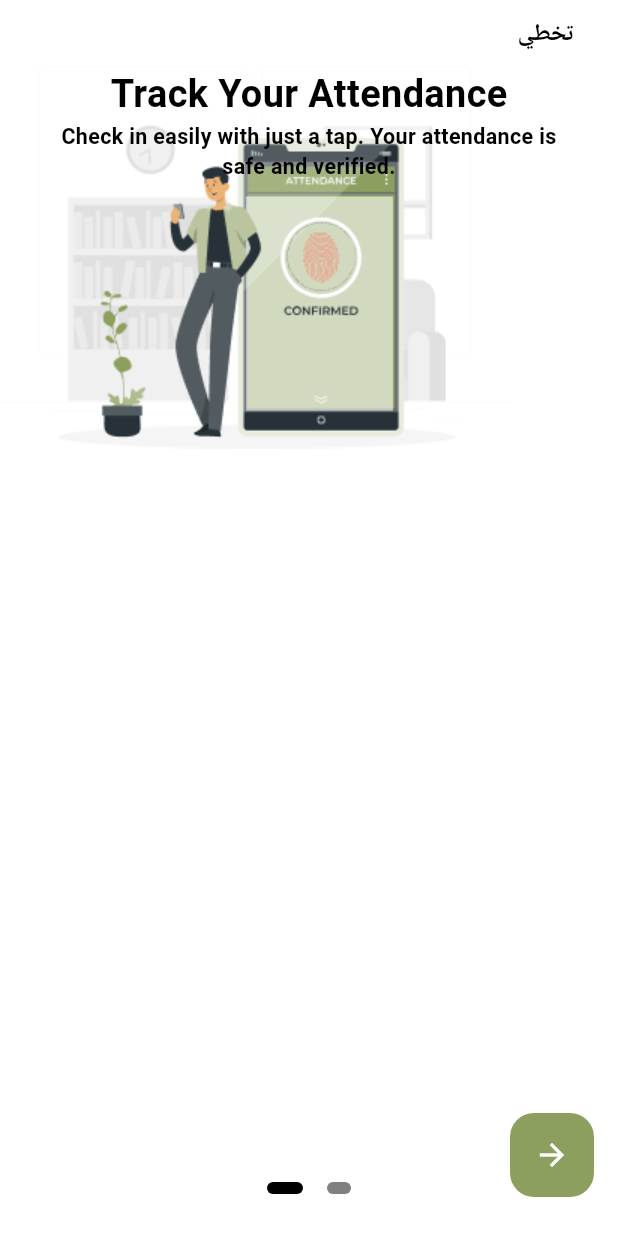
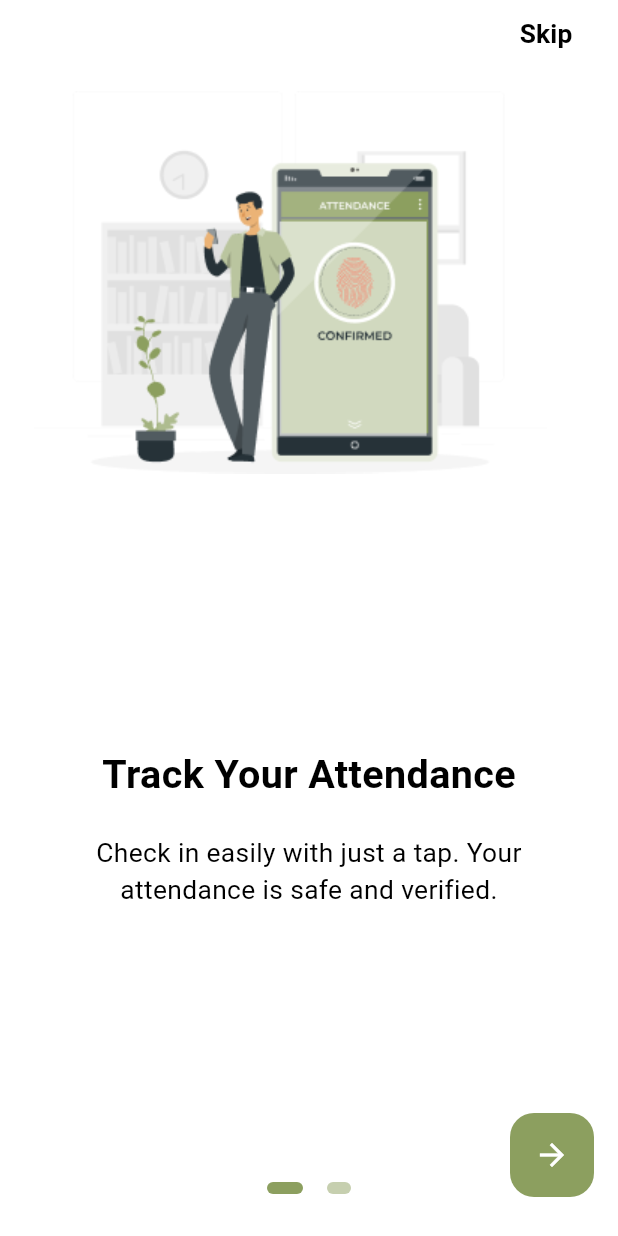
Before and after one commit to He9sham/Hodorak, a Flutter app: the screen it shows after launch, on a phone screen of 412 x 824 dp. Run offline on Flutter 3.47's test engine with Material 3 defaults, Android fonts, the phone set to English and light mode, and no system bars; drawn by our look-alikes of flutter_onboarding_slider; our stand-ins replace animated_splash_screen, connectivity_plus, firebase_core, firebase_messaging, flutter_riverpod, flutter_screenutil and 10 more; accounts and stored records are empty; Roboto replaces fonts that are missing (Cairo).

Commit message:
Enhance onboarding experience and update splash screen navigation
- Added flutter_screenutil dependency for responsive design.
- Updated onboarding slider text to English for better accessibility.
- Adjusted button styles and layout in onboarding view for improved user experience.
- Modified splash screen to navigate directly to the onboarding view, streamlining the initial user experience.

```diff
--- a/lib/features/onboarding/onboarding_view.dart
+++ b/lib/features/onboarding/onboarding_view.dart
@@ -1,6 +1,8 @@
 import 'package:flutter/material.dart';
 import 'package:flutter_onboarding_slider/flutter_onboarding_slider.dart';
+import 'package:flutter_screenutil/flutter_screenutil.dart';
 import 'package:hodorak/core/helper/extensions.dart';
+import 'package:hodorak/core/helper/spacing.dart';
 import 'package:hodorak/core/services/service_locator.dart';
 import 'package:hodorak/core/theming/colors_manger.dart';
 import 'package:hodorak/core/utils/routes.dart';
@@ -22,7 +24,7 @@ class _OnboardingViewState extends State<OnboardingView> {
   @override
   Widget build(BuildContext context) {
     return OnBoardingSlider(
-      finishButtonText: 'ابدأ الان',
+      finishButtonText: 'Start Now',
       onFinish: () async {
         await _completeOnboarding();
         if (mounted) {
@@ -34,12 +36,12 @@ class _OnboardingViewState extends State<OnboardingView> {
         shape: RoundedRectangleBorder(borderRadius: BorderRadius.circular(16)),
         backgroundColor: ColorsManager.buttonColor,
       ),
-      skipTextButton: const Text(
-        'تخطي',
+      skipTextButton: Text(
+        'Skip',
         style: TextStyle(
-          fontSize: 16,
+          fontSize: 16.sp,
           color: Colors.black,
-          fontWeight: FontWeight.w600,
+          fontWeight: FontWeight.bold,
         ),
       ),
       skipFunctionOverride: () async {
@@ -49,18 +51,22 @@ class _OnboardingViewState extends State<OnboardingView> {
           context.pushNamed(Routes.loginScreen);
         }
       },
-      controllerColor: Colors.black,
+      controllerColor: Color(0xff8C9F5F),
       totalPage: 2,
       headerBackgroundColor: Colors.white,
       pageBackgroundColor: Colors.white,
       background: [
-        Image.asset('assets/imageOnboarding/Group 9.png'),
+        Image.asset(
+          'assets/imageOnboarding/Group 9.png',
+          height: sizeOfHeight(0.35, context),
+        ),
         Image.asset(
           'assets/imageOnboarding/Moneyverse - Request Approved 1.png',
+          height: sizeOfHeight(0.47, context),
         ),
       ],
       speed: 1.8,
-      pageBodies: const [
+      pageBodies: [
         CustomContainerTextView(
           title: 'Track Your Attendance',
           subtitle:
--- a/lib/features/onboarding/widgets/custom_container_text_view.dart
+++ b/lib/features/onboarding/widgets/custom_container_text_view.dart
@@ -1,4 +1,5 @@
 import 'package:flutter/material.dart';
+import 'package:flutter_screenutil/flutter_screenutil.dart';
 import 'package:hodorak/core/helper/spacing.dart';
 import 'package:hodorak/core/theming/styles.dart';
 
@@ -12,20 +13,27 @@ class CustomContainerTextView extends StatelessWidget {
   @override
   Widget build(BuildContext context) {
     return Container(
-      alignment: Alignment.center,
-      width: MediaQuery.of(context).size.width,
-      padding: const EdgeInsets.symmetric(horizontal: 40),
+      padding: EdgeInsets.symmetric(horizontal: 40),
       child: Column(
         mainAxisAlignment: MainAxisAlignment.start,
         crossAxisAlignment: CrossAxisAlignment.center,
         children: <Widget>[
-          verticalSpace(0.55),
-          Text(title, style: Styles.textonbording23),
-          verticalSpace(0.2),
+          SizedBox(height: sizeOfHeight(0.55, context)),
+          Text(
+            title,
+            style: Styles.textonbording23.copyWith(
+              fontSize: 24.sp,
+              fontWeight: FontWeight.bold,
+            ),
+          ),
+          verticalSpace(20),
           Text(
             subtitle,
             textAlign: TextAlign.center,
-            style: Styles.textonbording13,
+            style: Styles.textonbording13.copyWith(
+              fontSize: 16.sp,
+              fontWeight: FontWeight.w400,
+            ),
           ),
         ],
       ),
--- a/lib/features/splash_screen/view/splash_screen.dart
+++ b/lib/features/splash_screen/view/splash_screen.dart
@@ -4,8 +4,8 @@ import 'package:flutter_riverpod/flutter_riverpod.dart';
 import 'package:hodorak/core/providers/supabase_auth_provider.dart';
 import 'package:hodorak/core/services/service_locator.dart';
 import 'package:hodorak/core/utils/logger.dart';
+import 'package:hodorak/features/onboarding/onboarding_view.dart';
 import 'package:hodorak/features/splash_screen/view/widgets/splash_view.dart';
-import 'package:hodorak/features/splash_screen/view/widgets/widget_get_next_screen.dart';
 import 'package:page_transition/page_transition.dart';
 
 class SplashScreen extends ConsumerStatefulWidget {
@@ -58,7 +58,8 @@ class _SplashScreenState extends ConsumerState<SplashScreen> {
     return AnimatedSplashScreen(
       backgroundColor: Colors.white,
       splash: SplashView(),
-      nextScreen: getNextScreen(authState, _hasSeenOnboarding),
+      nextScreen: OnboardingView(),
+      // nextScreen: getNextScreen(authState, _hasSeenOnboarding),
       splashIconSize: 1000,
       duration: 2000, // Reduced duration to make transition faster
       splashTransition: SplashTransition.values[1],
```
